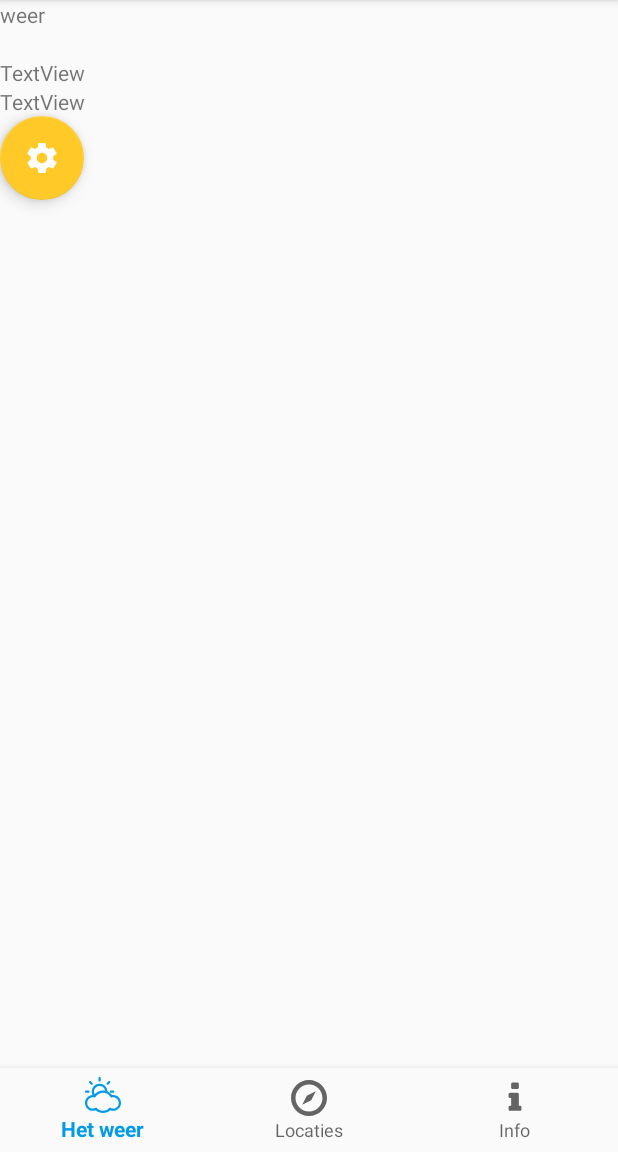
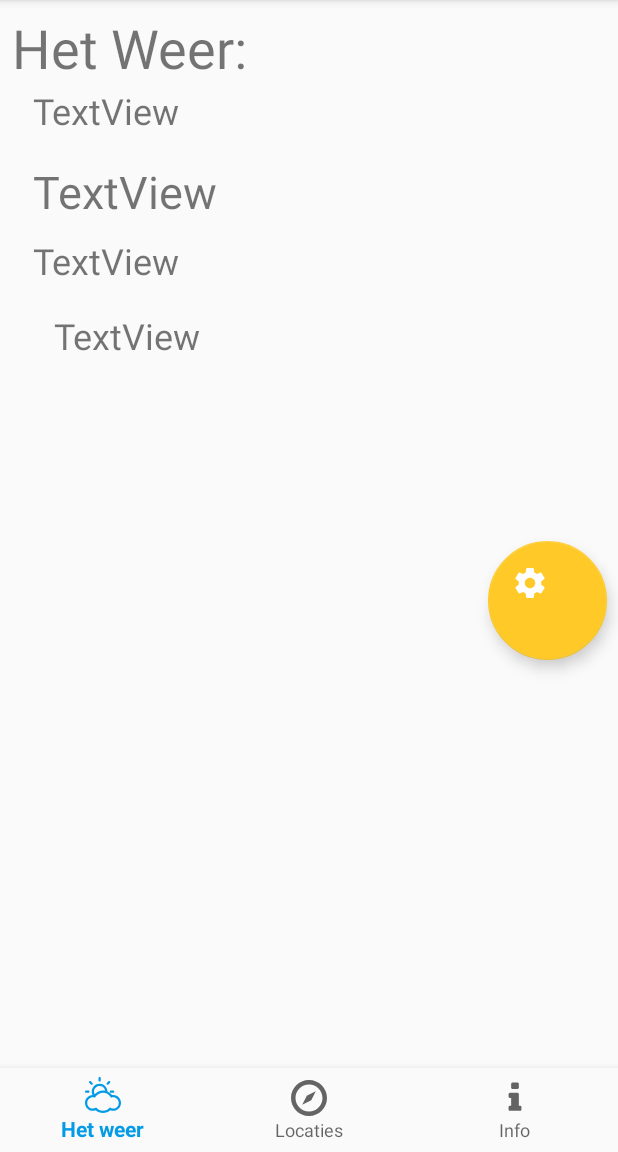
Before and after one commit to johnbaaij/Myweather, an Android app: the screen it shows after launch (MainActivity), on a phone screen of 412 x 824 dp, the part 84-1236 px from its top. Run offline under Robolectric (Android 15) with nearby library versions, the phone set to English and light mode, and no system bars; 1 statement that could not run was skipped.

Commit message:
styled the differend xml files

```diff
--- a/app/src/main/res/layout/text_clicked_layout.xml
+++ b/app/src/main/res/layout/text_clicked_layout.xml
@@ -2,31 +2,35 @@
 <LinearLayout xmlns:android="http://schemas.android.com/apk/res/android"
     android:orientation="vertical" android:layout_width="match_parent"
     android:layout_height="match_parent"
-    android:weightSum="1">
+    android:weightSum="1"
+    android:padding="8dp">
 
     <TextView
         android:id="@+id/TextCity"
         android:layout_width="match_parent"
         android:layout_height="62dp"
         android:text="Title"
-        android:textSize="24sp" />
+        android:textSize="30sp" />
 
     <TextView
         android:id="@+id/temp"
         android:layout_width="match_parent"
-        android:layout_height="wrap_content"
-        android:text="TextView" />
+        android:layout_height="50dp"
+        android:text="TextView"
+        android:textSize="24sp" />
 
     <TextView
         android:id="@+id/minTemp"
         android:layout_width="match_parent"
-        android:layout_height="wrap_content"
-        android:text="TextView" />
+        android:layout_height="50dp"
+        android:text="TextView"
+        android:textSize="24sp" />
 
     <TextView
         android:id="@+id/maxTemp"
         android:layout_width="match_parent"
-        android:layout_height="wrap_content"
-        android:text="TextView" />
+        android:layout_height="50dp"
+        android:text="TextView"
+        android:textSize="24sp" />
 
 </LinearLayout>
--- a/app/src/main/res/layout/weer_layout.xml
+++ b/app/src/main/res/layout/weer_layout.xml
@@ -1,37 +1,102 @@
 <?xml version="1.0" encoding="utf-8"?>
-<LinearLayout xmlns:android="http://schemas.android.com/apk/res/android"
+<android.support.constraint.ConstraintLayout xmlns:android="http://schemas.android.com/apk/res/android"
     xmlns:app="http://schemas.android.com/apk/res-auto"
-    android:orientation="vertical" android:layout_width="match_parent"
-    android:layout_height="match_parent">
+    xmlns:tools="http://schemas.android.com/tools"
+    android:orientation="vertical"
+    android:layout_width="match_parent"
+    android:layout_height="match_parent"
+    tools:layout_editor_absoluteY="81dp"
+    tools:layout_editor_absoluteX="0dp">
+
+    <TextView
+        android:id="@+id/textView"
+        android:layout_width="0dp"
+        android:layout_height="0dp"
+        android:text="Het Weer:"
+        android:textSize="36sp"
+        tools:layout_constraintTop_creator="1"
+        tools:layout_constraintRight_creator="1"
+        tools:layout_constraintBottom_creator="1"
+        app:layout_constraintBottom_toTopOf="@+id/textTemp"
+        android:layout_marginStart="8dp"
+        android:layout_marginEnd="8dp"
+        app:layout_constraintRight_toRightOf="parent"
+        android:layout_marginTop="7dp"
+        tools:layout_constraintLeft_creator="1"
+        app:layout_constraintLeft_toLeftOf="parent"
+        app:layout_constraintTop_toTopOf="parent"
+        app:layout_constraintVertical_bias="1.0" />
 
     <TextView
         android:id="@+id/textTemp"
-        android:layout_width="match_parent"
-        android:layout_height="wrap_content"
-        android:text="weer" />
+        android:layout_width="368dp"
+        android:layout_height="50dp"
+        android:layout_marginEnd="8dp"
+        android:layout_marginStart="8dp"
+        android:layout_marginTop="57dp"
+        android:text="TextView"
+        android:textSize="24sp"
+        app:layout_constraintLeft_toLeftOf="parent"
+        app:layout_constraintRight_toRightOf="parent"
+        app:layout_constraintTop_toTopOf="parent"
+        tools:layout_constraintLeft_creator="1"
+        tools:layout_constraintRight_creator="1"
+        tools:layout_constraintTop_creator="1" />
 
     <TextView
         android:id="@+id/textStad"
-        android:layout_width="match_parent"
-        android:layout_height="wrap_content" />
+        android:layout_width="0dp"
+        android:layout_height="50dp"
+        android:text="TextView"
+        android:textSize="30sp"
+        tools:layout_constraintTop_creator="1"
+        tools:layout_constraintRight_creator="1"
+        app:layout_constraintRight_toRightOf="@+id/textTemp"
+        app:layout_constraintTop_toBottomOf="@+id/textTemp"
+        tools:layout_constraintLeft_creator="1"
+        app:layout_constraintLeft_toLeftOf="@+id/textTemp"
+        android:layout_marginTop="0dp"
+        app:layout_constraintHorizontal_bias="0.0" />
 
     <TextView
         android:id="@+id/textMinTemp"
-        android:layout_width="match_parent"
-        android:layout_height="wrap_content"
-        android:text="TextView" />
+        android:layout_width="0dp"
+        android:layout_height="50dp"
+        android:text="TextView"
+        android:textSize="24sp"
+        tools:layout_constraintTop_creator="1"
+        tools:layout_constraintRight_creator="1"
+        app:layout_constraintRight_toRightOf="@+id/textStad"
+        app:layout_constraintTop_toBottomOf="@+id/textStad"
+        tools:layout_constraintLeft_creator="1"
+        app:layout_constraintLeft_toLeftOf="@+id/textStad"
+        android:layout_marginTop="0dp"
+        app:layout_constraintHorizontal_bias="1.0" />
 
     <TextView
         android:id="@+id/textMaxTemp"
-        android:layout_width="match_parent"
-        android:layout_height="wrap_content"
-        android:text="TextView" />
+        android:layout_width="368dp"
+        android:layout_height="50dp"
+        android:text="TextView"
+        android:textSize="24sp"
+        app:layout_constraintRight_toRightOf="parent"
+        android:layout_marginRight="8dp"
+        tools:layout_constraintTop_creator="1"
+        android:layout_marginEnd="8dp"
+        app:layout_constraintTop_toBottomOf="@+id/textMinTemp"
+        android:layout_marginTop="0dp" />
 
     <android.support.design.widget.FloatingActionButton
         android:id="@+id/fab"
-        android:layout_width="match_parent"
-        android:layout_height="wrap_content"
+        android:layout_width="79dp"
+        android:layout_height="79dp"
         android:clickable="true"
         app:fabSize="normal"
-        app:srcCompat="@drawable/ic_settings_black_24dp" />
-</LinearLayout>
+        app:srcCompat="@drawable/ic_settings_black_24dp"
+        android:layout_marginEnd="7dp"
+        android:layout_marginTop="103dp"
+        app:layout_constraintTop_toBottomOf="@+id/textMaxTemp"
+        android:layout_marginRight="7dp"
+        app:layout_constraintRight_toRightOf="parent" />
+
+</android.support.constraint.ConstraintLayout>
```
